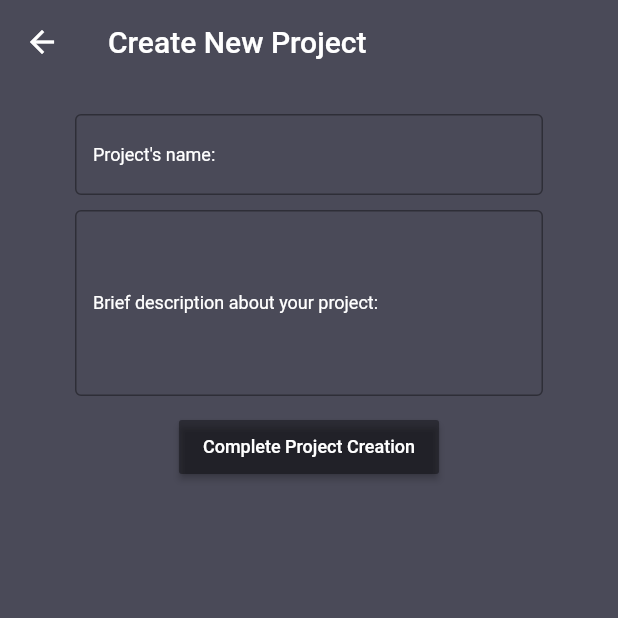
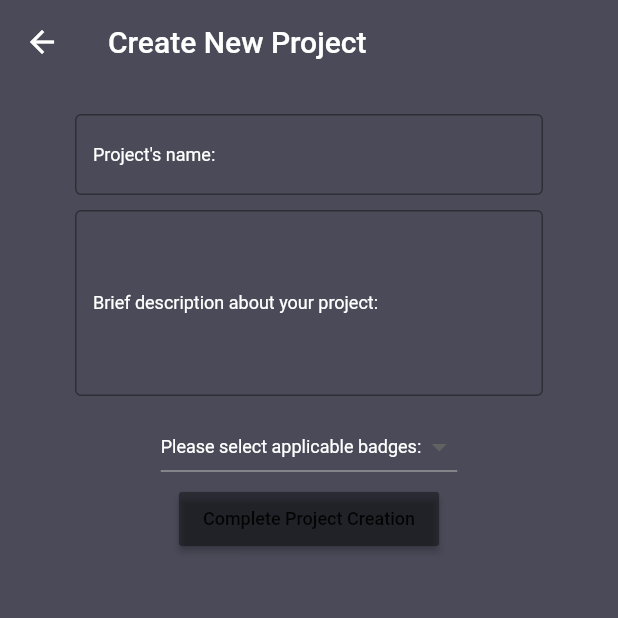
Before and after one commit to captainc3/FlutterDigitalBadge, a Flutter app: the CreateNew screen opened directly, on a phone screen of 412 x 824 dp, the top half of it. Run offline on Flutter 3.47's test engine with Material 2 defaults, Android fonts, the phone set to English and light mode, and no system bars; our stand-ins replace cloud_firestore, firebase_auth; accounts and stored records are empty.

Commit message:
Taking user input in create new project and making an actual project. Projects are tied to users, but not stored under users' profiles

```diff
--- a/lib/screens/home/home.dart
+++ b/lib/screens/home/home.dart
@@ -1,9 +1,7 @@
 import 'package:flutter/material.dart';
-import 'package:sample_flutter_app/screens/authenticate/sign_in.dart';
 import 'package:sample_flutter_app/screens/profile/profile.dart';
 import 'package:sample_flutter_app/services/auth.dart';
-import 'package:sample_flutter_app/screens/profile/profile.dart';
-
+import 'package:sample_flutter_app/screens/project/createNewProject.dart';
 
 final Color backgroundColor = Color(0xFF4A4A58);
 
@@ -150,80 +148,3 @@ class _Home extends State<Home> {
     );
   }
 }
-
-class CreateNew extends StatelessWidget {
-  @override
-final _formKey = GlobalKey<FormState>();
-
-// text field state
-String projectName = '';
-String description = '';
-String error = '';
-
-Widget build(BuildContext context) {
-  return Scaffold(
-    resizeToAvoidBottomPadding: false,
-    backgroundColor: backgroundColor,
-    appBar: AppBar(
-        backgroundColor: backgroundColor,
-        elevation: 0.0,
-        title: Text('Create New Project'),
-    ),
-    body: Container(
-        padding: EdgeInsets.symmetric(vertical: 20.0, horizontal: 50.0),
-        child: Form(
-            key: _formKey,
-            child: Column(
-              children: <Widget>[
-                TextField(
-                    decoration: InputDecoration(
-                        border: OutlineInputBorder(
-                          borderSide: BorderSide(color: Colors.white, width: 2.0),
-                        ),
-                      labelText: 'Project\'s name:',
-                      labelStyle: TextStyle(color: Colors.white, fontSize: 12),
-                    ),
-                    maxLines: 1,
-                    style: new TextStyle(color: Colors.white, fontSize: 12),
-                    onChanged: (val) {
-                      //setState(() => email = val);
-                    }
-                ),
-                SizedBox(height: 10,),
-                TextField(
-                  decoration: InputDecoration(
-                    border: OutlineInputBorder(
-                      borderSide: BorderSide(color: Colors.white, width: 2.0),
-                    ),
-                    labelText: 'Brief description about your project:',
-                    labelStyle: TextStyle(color: Colors.white, fontSize: 12),
-                  ),
-                    maxLines: 6,
-                    style: new TextStyle(color: Colors.white, fontSize: 12),
-                    onChanged: (val) {
-                      //setState(() => email = val);
-                    }
-                ),
-                SizedBox(height: 10,),
-                RaisedButton(
-                  color: Colors.black38,
-                  child: Text(
-                    'Complete Project Creation',
-                    style: TextStyle(color: Colors.white, fontSize: 12),
-                  ),
-                  onPressed: () async {
-
-                  },
-                ),
-                SizedBox(height: 10,),
-                Text(
-                  error,
-                  style: TextStyle(color: Colors.red, fontSize: 14.0),
-                ),
-              ],
-            )
-        )
-    ),
-  );
-}
-}
--- /dev/null
+++ b/lib/screens/project/createNewProject.dart
@@ -0,0 +1,124 @@
+import 'package:flutter/material.dart';
+import 'package:sample_flutter_app/screens/profile/profile.dart';
+import 'package:cloud_firestore/cloud_firestore.dart';
+import 'package:provider/provider.dart';
+import 'package:sample_flutter_app/models/user.dart';
+
+class CreateNew extends StatefulWidget {
+  @override
+  _CreateNew createState() => _CreateNew();
+}
+
+class _CreateNew extends State<CreateNew> {
+  final _formKey = GlobalKey<FormState>();
+
+// text field state
+  String projectName = '';
+  String description = '';
+  String badges = '';
+  final List<String> selectedValues = <String>[];
+  final List<String> values = <String>['One', 'Two', 'Free', 'Four'];
+
+  Widget build(BuildContext context) {
+
+    Future setProjectData(String uid, String name, String description, List<String> badges) async {
+      return await Firestore.instance.collection('projects').document(name).setData({
+        'uid': uid,
+        'name': name,
+        'description' : description,
+        'badges': badges,
+      });
+    }
+
+    return Scaffold(
+      resizeToAvoidBottomPadding: false,
+      backgroundColor: backgroundColor,
+      appBar: AppBar(
+        backgroundColor: backgroundColor,
+        elevation: 0.0,
+        title: Text('Create New Project'),
+      ),
+      body: Container(
+          padding: EdgeInsets.symmetric(vertical: 20.0, horizontal: 50.0),
+          child: Form(
+              key: _formKey,
+              child: Column(
+                children: <Widget>[
+                  TextField(
+                      decoration: InputDecoration(
+                        border: OutlineInputBorder(
+                          borderSide: BorderSide(color: Colors.white, width: 2.0),
+                        ),
+                        labelText: 'Project\'s name:',
+                        labelStyle: TextStyle(color: Colors.white, fontSize: 12),
+                      ),
+                      maxLines: 1,
+                      style: new TextStyle(color: Colors.white, fontSize: 12),
+                      onChanged: (val) {
+                        projectName = val;
+                      }
+                  ),
+                  SizedBox(height: 10,),
+                  TextField(
+                      decoration: InputDecoration(
+                        border: OutlineInputBorder(
+                          borderSide: BorderSide(color: Colors.white, width: 2.0),
+                        ),
+                        labelText: 'Brief description about your project:',
+                        labelStyle: TextStyle(color: Colors.white, fontSize: 12),
+                      ),
+                      maxLines: 6,
+                      style: new TextStyle(color: Colors.white, fontSize: 12),
+                      onChanged: (val) {
+                        description = val;
+                      }
+                  ),
+                  SizedBox(height: 10,),
+                  DropdownButton<String>(
+                    value: selectedValues.isEmpty? null : selectedValues.last,
+                    onChanged: (String newValue) {
+                      setState(() {
+                        if (selectedValues.contains(newValue))
+                          selectedValues.remove(newValue);
+                        else
+                          selectedValues.add(newValue);
+                      });
+                    },
+                    items: values.map<DropdownMenuItem<String>>((String value) {
+                      return new DropdownMenuItem<String>(
+                        value: value,
+                        child: Row(
+                          mainAxisSize: MainAxisSize.min,
+                          children: <Widget>[
+                            Icon(
+                              Icons.check,
+                              color: selectedValues.contains(value) ? null : Colors.transparent,
+                            ),
+                          ],
+                        ),
+                      );
+                    }).toList(),
+                    hint: Text(
+                      "Please select applicable badges:",
+                      style: TextStyle(color: Colors.white, fontSize: 12),
+                    ),
+                  ),
+                  RaisedButton(
+                    color: Colors.black38,
+                    child: Text(
+                      'Complete Project Creation',
+                      style: TextStyle(fontSize: 12),
+                    ),
+                    onPressed: () async {
+                      setProjectData(Provider.of<User>(context).uid, projectName, description, selectedValues);
+                      Navigator.of(context).pop();
+                    },
+                  ),
+                  SizedBox(height: 10,)
+                ],
+              )
+          )
+      ),
+    );
+  }
+}
--- a/lib/services/auth.dart
+++ b/lib/services/auth.dart
@@ -1,6 +1,8 @@
 import 'package:firebase_auth/firebase_auth.dart';
 import 'package:sample_flutter_app/models/user.dart';
 import 'package:sample_flutter_app/services/database.dart';
+import 'package:provider/provider.dart';
+import 'package:sample_flutter_app/main.dart';
 
 class AuthService {
   final FirebaseAuth _auth = FirebaseAuth.instance;
@@ -49,7 +51,7 @@ Future signInAnon() async {
       FirebaseUser user = result.user;
 
       // create a new document for the user with uid
-      await DatabaseService(uid: user.uid).updateUserData('name', 'Working on my badges.', 'none');
+      await DatabaseService(uid: user.uid).setUserData('name', user.uid, 'Working on my badges.', 'none');
       return _userFromFirebaseUser(user);
     } catch(e) {
       print(e.toString());
--- a/lib/services/database.dart
+++ b/lib/services/database.dart
@@ -7,12 +7,19 @@ class DatabaseService {
 
   final CollectionReference profiles = Firestore.instance.collection("profile");
 
-  final CollectionReference projectCollection = Firestore.instance.collection('projects');
-
-  Future updateUserData(String name, String bio, String badges) async {
+  Future setUserData(String name, String uid, String bio, String badges) async {
     return await profiles.document(uid).setData({
       'name': name,
+      'uid' : this.uid,
       'bio': bio,
+      'badges': badges,
+    });
+  }
+
+  Future setProjectData(String name, String description, String badges) async {
+    return await Firestore.instance.collection('projects').document(name).setData({
+      'name': name,
+      'description' : description,
       'badges': badges,
     });
   }
```
Also changed, not shown: pubspec.lock.
